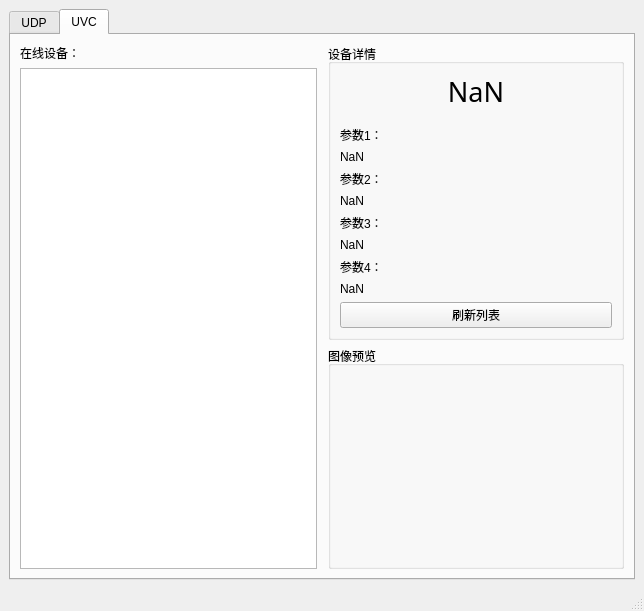
Above: mainwindow.ui from zyxeeker/CameraTool_Qt before the change. Below: the same form after it.
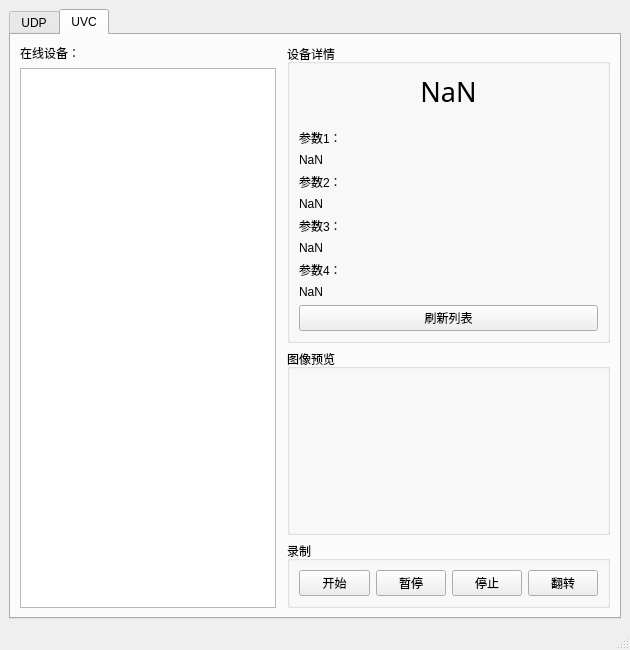
That is the form after the change. Icons and pictures are not drawn.

Commit message: ✔[add]加入录制区域

```diff
--- a/mainwindow.ui
+++ b/mainwindow.ui
@@ -6,14 +6,14 @@
          <rect>
              <x>0</x>
              <y>0</y>
-             <width>644</width>
-             <height>611</height>
+             <width>630</width>
+             <height>650</height>
          </rect>
      </property>
      <property name="minimumSize">
          <size>
-             <width>605</width>
-             <height>585</height>
+             <width>630</width>
+             <height>650</height>
          </size>
      </property>
      <property name="windowTitle">
@@ -536,32 +536,11 @@
                          <attribute name="title">
                              <string>UVC</string>
                          </attribute>
-                         <layout class="QGridLayout" name="gridLayout_6">
+                         <layout class="QGridLayout" name="gridLayout_13">
                              <item row="0" column="0">
-                                 <layout class="QGridLayout" name="gridLayout_5">
-                                     <item row="0" column="0">
-                                         <layout class="QVBoxLayout" name="verticalLayout_11">
-                                             <item>
-                                                 <widget class="QLabel" name="label_7">
-                                                     <property name="text">
-                                                         <string>在线设备：</string>
-                                                     </property>
-                                                 </widget>
-                                             </item>
-                                             <item>
-                                                 <widget class="QListWidget" name="uvc_list">
-                                                     <property name="sizePolicy">
-                                                         <sizepolicy hsizetype="Minimum" vsizetype="Expanding">
-                                                             <horstretch>0</horstretch>
-                                                             <verstretch>0</verstretch>
-                                                         </sizepolicy>
-                                                     </property>
-                                                 </widget>
-                                             </item>
-                                         </layout>
-                                     </item>
+                                 <layout class="QGridLayout" name="gridLayout_12">
                                      <item row="0" column="2">
-                                         <layout class="QGridLayout" name="gridLayout_12">
+                                         <layout class="QGridLayout" name="gridLayout_6">
                                              <item row="0" column="0">
                                                  <widget class="QGroupBox" name="groupBox_6">
                                                      <property name="title">
@@ -597,7 +576,7 @@
                                                                          <property name="sizeHint" stdset="0">
                                                                              <size>
                                                                                  <width>20</width>
-                                                                                 <height>10</height>
+                                                                                 <height>13</height>
                                                                              </size>
                                                                          </property>
                                                                      </spacer>
@@ -673,17 +652,113 @@
                                                      </layout>
                                                  </widget>
                                              </item>
+                                             <item row="2" column="0">
+                                                 <widget class="QGroupBox" name="groupBox_5">
+                                                     <property name="title">
+                                                         <string>录制</string>
+                                                     </property>
+                                                     <layout class="QGridLayout" name="gridLayout_5">
+                                                         <item row="0" column="0">
+                                                             <layout class="QHBoxLayout" name="horizontalLayout_3">
+                                                                 <item>
+                                                                     <widget class="QPushButton" name="start_btn">
+                                                                         <property name="text">
+                                                                             <string>开始</string>
+                                                                         </property>
+                                                                         <property name="icon">
+                                                                             <iconset resource="image.qrc">
+                                                                                 <normaloff>
+                                                                                     :/image/res/start.png
+                                                                                 </normaloff>
+                                                                                 :/image/res/start.png
+                                                                             </iconset>
+                                                                         </property>
+                                                                     </widget>
+                                                                 </item>
+                                                                 <item>
+                                                                     <widget class="QPushButton" name="pause_btn">
+                                                                         <property name="text">
+                                                                             <string>暂停</string>
+                                                                         </property>
+                                                                         <property name="icon">
+                                                                             <iconset resource="image.qrc">
+                                                                                 <normaloff>
+                                                                                     :/image/res/pause.png
+                                                                                 </normaloff>
+                                                                                 :/image/res/pause.png
+                                                                             </iconset>
+                                                                         </property>
+                                                                     </widget>
+                                                                 </item>
+                                                                 <item>
+                                                                     <widget class="QPushButton" name="stop_btn">
+                                                                         <property name="text">
+                                                                             <string>停止</string>
+                                                                         </property>
+                                                                         <property name="icon">
+                                                                             <iconset resource="image.qrc">
+                                                                                 <normaloff>
+                                                                                     :/image/res/stop.png
+                                                                                 </normaloff>
+                                                                                 :/image/res/stop.png
+                                                                             </iconset>
+                                                                         </property>
+                                                                     </widget>
+                                                                 </item>
+                                                                 <item>
+                                                                     <widget class="QPushButton" name="rotate_btn">
+                                                                         <property name="text">
+                                                                             <string>翻转</string>
+                                                                         </property>
+                                                                         <property name="icon">
+                                                                             <iconset resource="image.qrc">
+                                                                                 <normaloff>
+                                                                                     :/image/res/rotate.png
+                                                                                 </normaloff>
+                                                                                 :/image/res/rotate.png
+                                                                             </iconset>
+                                                                         </property>
+                                                                     </widget>
+                                                                 </item>
+                                                             </layout>
+                                                         </item>
+                                                     </layout>
+                                                 </widget>
+                                             </item>
                                              <item row="1" column="0">
                                                  <widget class="QGroupBox" name="groupBox_4">
                                                      <property name="title">
                                                          <string>图像预览</string>
                                                      </property>
                                                      <layout class="QGridLayout" name="gridLayout_11">
-                                                         <item row="0" column="0">
+                                                         <item row="1" column="0">
+                                                             <spacer name="horizontalSpacer_4">
+                                                                 <property name="orientation">
+                                                                     <enum>Qt::Horizontal</enum>
+                                                                 </property>
+                                                                 <property name="sizeHint" stdset="0">
+                                                                     <size>
+                                                                         <width>40</width>
+                                                                         <height>20</height>
+                                                                     </size>
+                                                                 </property>
+                                                             </spacer>
+                                                         </item>
+                                                         <item row="2" column="1">
+                                                             <spacer name="verticalSpacer_3">
+                                                                 <property name="orientation">
+                                                                     <enum>Qt::Vertical</enum>
+                                                                 </property>
+                                                                 <property name="sizeHint" stdset="0">
+                                                                     <size>
+                                                                         <width>20</width>
+                                                                         <height>40</height>
+                                                                     </size>
+                                                                 </property>
+                                                             </spacer>
+                                                         </item>
+                                                         <item row="1" column="1">
                                                              <widget class="QLabel" name="frame">
-                                                                 <property name="text">
-                                                                     <string/>
-                                                                 </property>
                                                                  <property name="pixmap">
                                                                      <pixmap>../../seevision-3dc-viewer/res/logo.png
                                                                      </pixmap>
@@ -693,19 +768,60 @@
                                                                  </property>
                                                              </widget>
                                                          </item>
+                                                         <item row="0" column="1">
+                                                             <spacer name="verticalSpacer_2">
+                                                                 <property name="orientation">
+                                                                     <enum>Qt::Vertical</enum>
+                                                                 </property>
+                                                                 <property name="sizeHint" stdset="0">
+                                                                     <size>
+                                                                         <width>20</width>
+                                                                         <height>40</height>
+                                                                     </size>
+                                                                 </property>
+                                                             </spacer>
+                                                         </item>
+                                                         <item row="1" column="2">
+                                                             <spacer name="horizontalSpacer_5">
+                                                                 <property name="orientation">
+                                                                     <enum>Qt::Horizontal</enum>
+                                                                 </property>
+                                                                 <property name="sizeHint" stdset="0">
+                                                                     <size>
+                                                                         <width>40</width>
+                                                                         <height>20</height>
+                                                                     </size>
+                                                                 </property>
+                                                             </spacer>
+                                                         </item>
                                                      </layout>
                                                  </widget>
                                              </item>
                                          </layout>
                                      </item>
+                                     <item row="0" column="0">
+                                         <layout class="QVBoxLayout" name="verticalLayout_11">
+                                             <item>
+                                                 <widget class="QLabel" name="label_7">
+                                                     <property name="text">
+                                                         <string>在线设备：</string>
+                                                     </property>
+                                                 </widget>
+                                             </item>
+                                             <item>
+                                                 <widget class="QListWidget" name="uvc_list">
+                                                     <property name="sizePolicy">
+                                                         <sizepolicy hsizetype="Minimum" vsizetype="Expanding">
+                                                             <horstretch>0</horstretch>
+                                                             <verstretch>0</verstretch>
+                                                         </sizepolicy>
+                                                     </property>
+                                                 </widget>
+                                             </item>
+                                         </layout>
+                                     </item>
                                      <item row="0" column="1">
-                                         <spacer name="horizontalSpacer_4">
-                                             <property name="sizePolicy">
-                                                 <sizepolicy hsizetype="Minimum" vsizetype="Minimum">
-                                                     <horstretch>0</horstretch>
-                                                     <verstretch>0</verstretch>
-                                                 </sizepolicy>
-                                             </property>
+                                         <spacer name="horizontalSpacer_6">
                                              <property name="orientation">
                                                  <enum>Qt::Horizontal</enum>
                                              </property>
```
Left out of the diff: 7 changed lines with no effect on the pictures. The commit also changes 1 other file.
